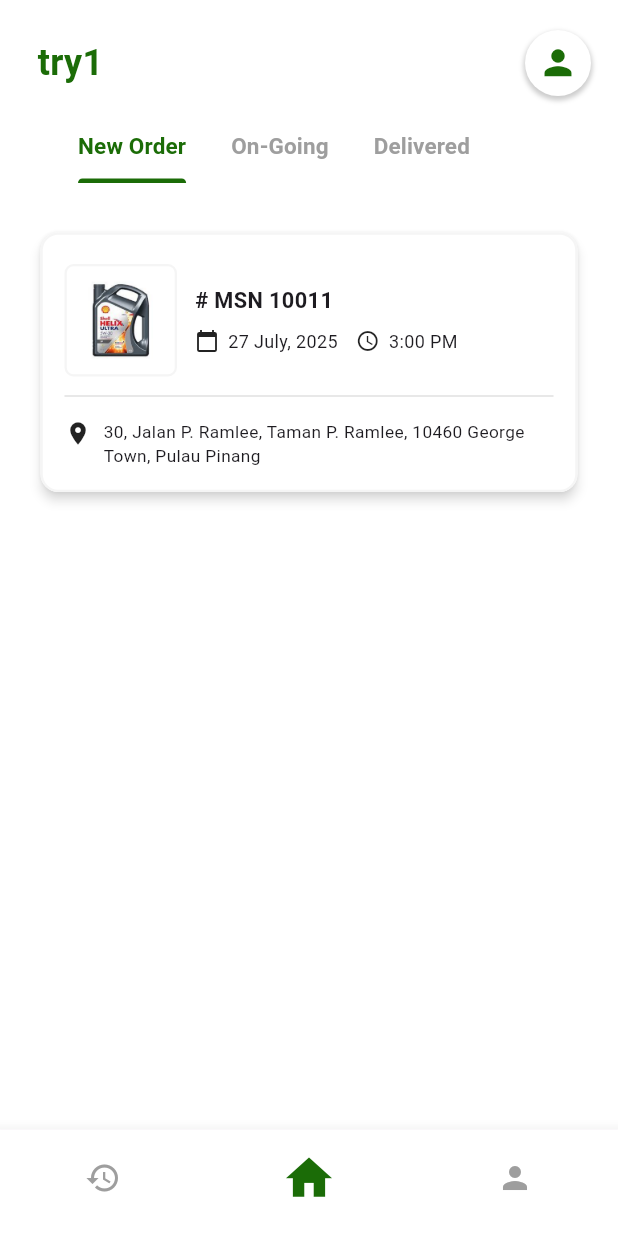
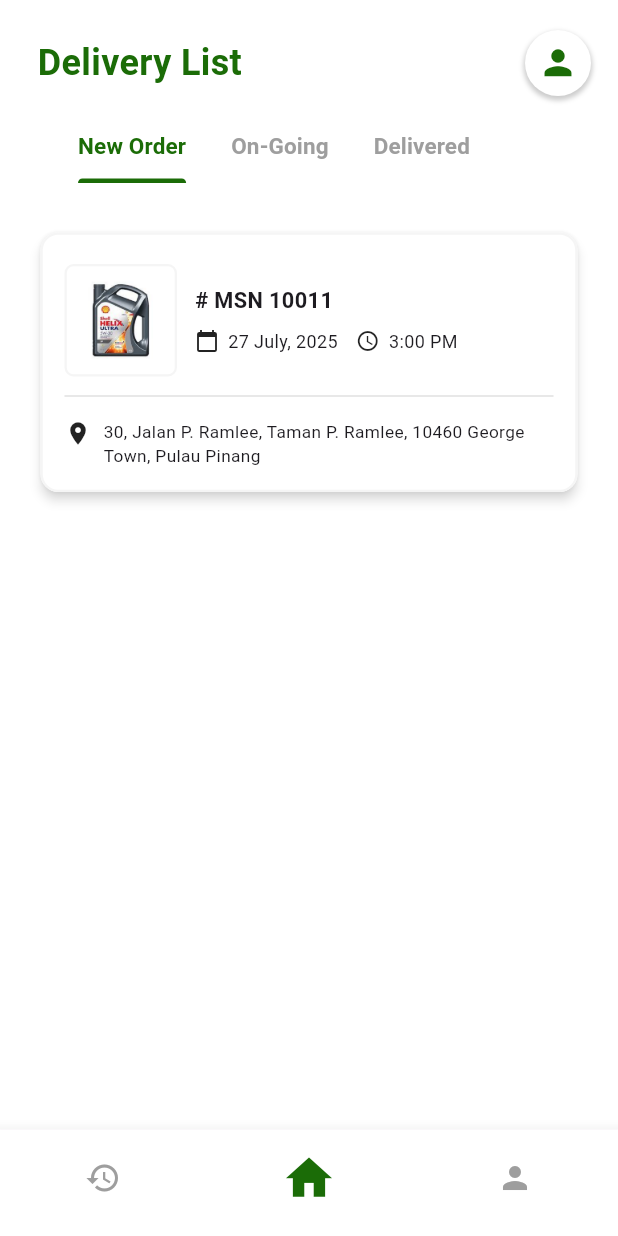
Before and after one commit to ccn9180/delivery-management, a Flutter app: the screen it shows after launch, on a phone screen of 412 x 824 dp. Run offline on Flutter 3.47's test engine with Material 3 defaults, Android fonts, the phone set to English and light mode, and no system bars; our stand-ins replace google_maps_flutter.

Commit message:
change back

```diff
--- a/lib/main.dart
+++ b/lib/main.dart
@@ -141,7 +141,7 @@ class DeliveryListPage extends StatelessWidget {
                   mainAxisAlignment: MainAxisAlignment.spaceBetween,
                   children: [
                     const Text(
-                      "try1",
+                      "Delivery List",
                       style: TextStyle(
                         fontSize: 24,
                         fontWeight: FontWeight.bold,
```
